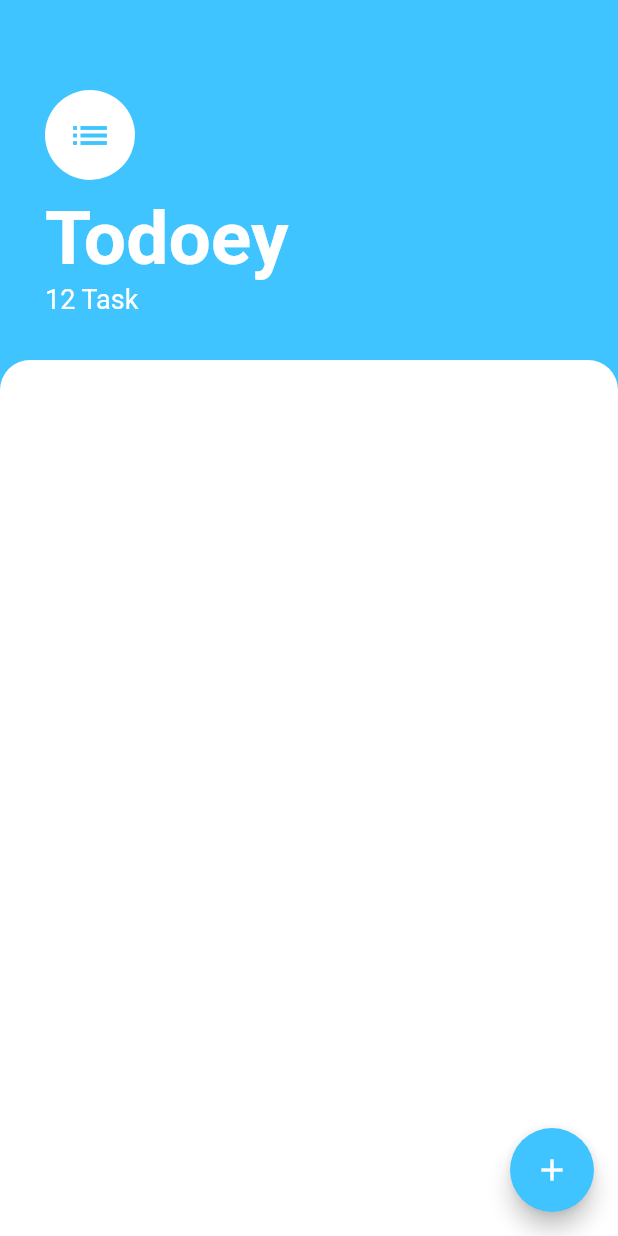
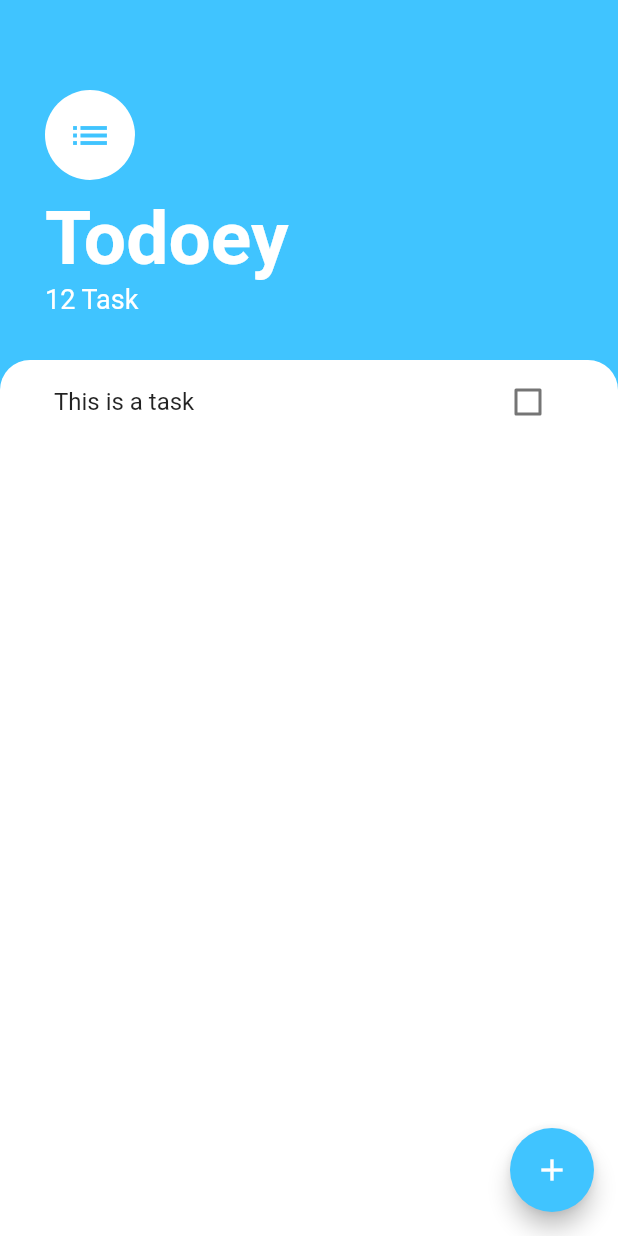
Before and after one commit to caseycole589/todey-flutter, a Flutter app: the screen it shows after launch, on a phone screen of 412 x 824 dp. Run offline on Flutter 3.47's test engine with Material 2 defaults, Android fonts, the phone set to English and light mode, and no system bars.

Commit message:
added a task list

```diff
--- a/lib/screens/task_screen.dart
+++ b/lib/screens/task_screen.dart
@@ -1,4 +1,5 @@
 import 'package:flutter/material.dart';
+import 'package:todoey/widgets/tasks_list.dart';
 
 class TasksScreen extends StatelessWidget {
   @override
@@ -48,6 +49,9 @@ class TasksScreen extends StatelessWidget {
           ),
           Expanded(
             child: Container(
+              padding: EdgeInsets.symmetric(
+                horizontal: 20,
+              ),
               decoration: BoxDecoration(
                 color: Colors.white,
                 borderRadius: BorderRadius.only(
@@ -55,6 +59,7 @@ class TasksScreen extends StatelessWidget {
                   topRight: Radius.circular(20),
                 ),
               ),
+              child: TaskList(),
             ),
           )
         ],
--- /dev/null
+++ b/lib/widgets/task_tile.dart
@@ -0,0 +1,14 @@
+import 'package:flutter/material.dart';
+
+class TaskTile extends StatelessWidget {
+  @override
+  Widget build(BuildContext context) {
+    return ListTile(
+      title: Text('This is a task'),
+      trailing: Checkbox(
+        value: false,
+        onChanged: (e) {},
+      ),
+    );
+  }
+}
--- /dev/null
+++ b/lib/widgets/tasks_list.dart
@@ -0,0 +1,13 @@
+import 'package:flutter/material.dart';
+import 'package:todoey/widgets/task_tile.dart';
+
+class TaskList extends StatelessWidget {
+  @override
+  Widget build(BuildContext context) {
+    return ListView(
+      children: [
+        TaskTile(),
+      ],
+    );
+  }
+}
```
